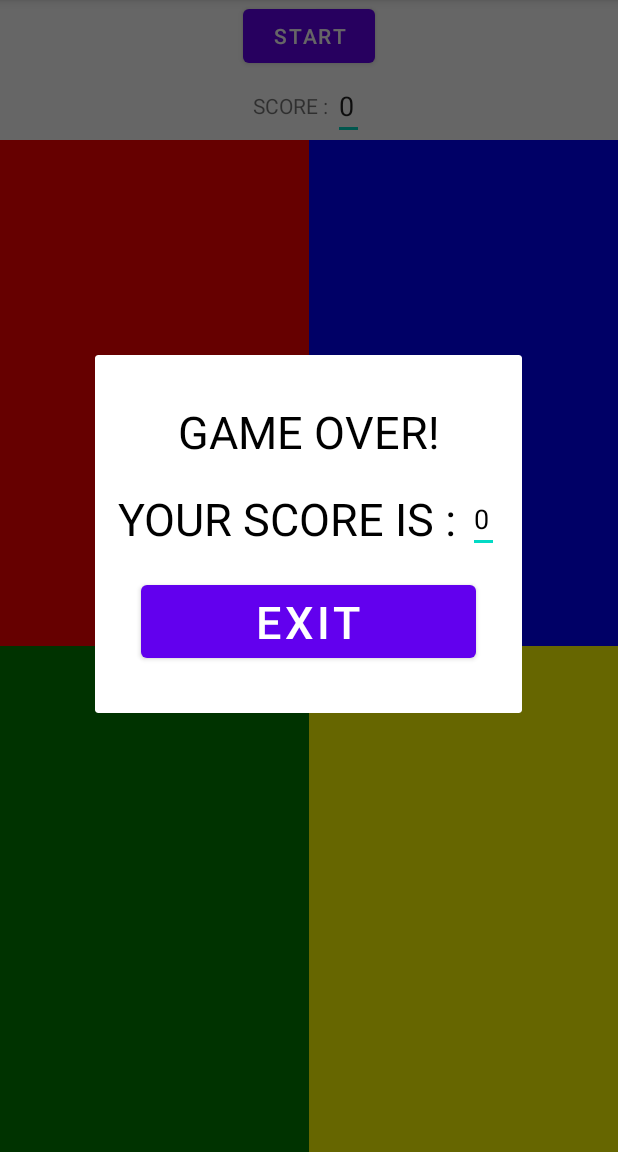
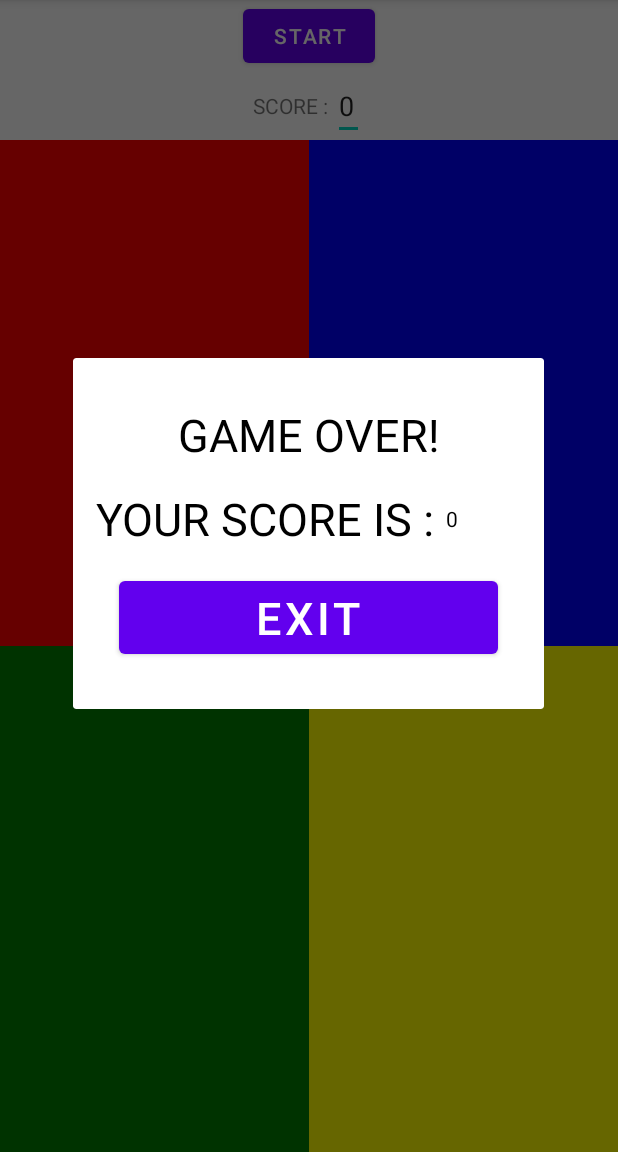
Before and after one commit to guyguy101/SIMON, an Android app: the PlayActivity screen opened directly, with no data from a screen before it, after a tap on an icon or button, on a phone screen of 412 x 824 dp, the part 84-1236 px from its top. Run offline under Robolectric (Android 15) with nearby library versions, the light colour scheme and no system bars; our stand-ins replace Firebase (no records; nobody signed in at launch, a user with empty details on screens opened directly); 1 statement that could not run was skipped.

Commit message:
FINAL VERSION 1.2

```diff
--- a/app/build.gradle
+++ b/app/build.gradle
@@ -31,6 +31,7 @@ android {
 
 dependencies {
 
+    implementation 'commons-validator:commons-validator:1.7'
     implementation 'androidx.appcompat:appcompat:1.5.1'
     implementation 'com.google.android.material:material:1.7.0'
     implementation 'androidx.constraintlayout:constraintlayout:2.1.4'
--- a/app/src/main/java/com/example/firebase/EasySimonGame.java
+++ b/app/src/main/java/com/example/firebase/EasySimonGame.java
@@ -55,6 +55,8 @@ public class EasySimonGame  {
         return score;
     }
 
+    public int getDelayMillist() {return DELAY_MILLIS;}
+
     public void setScore(int score) {
         this.score = score;
     }
@@ -67,6 +69,10 @@ public class EasySimonGame  {
         this.sequenceIndex = sequenceIndex;
     }
 
+    public void setButtons(ImageButton[] buttons) {this.buttons = buttons;}
+
+    public void setDELAY_MILLIS(int DELAY_MILLIS) {this.DELAY_MILLIS = DELAY_MILLIS;}
+
     public void addToSequence(int num){ //add number to sequence
         sequence.add(num);
     }
--- a/app/src/main/java/com/example/firebase/Guest.java
+++ b/app/src/main/java/com/example/firebase/Guest.java
@@ -13,7 +13,9 @@ public class Guest {
         this.nickname = name;
     }
 
+    public String getNickname(){return this.nickname;}
 
+    public void setNickname(String nickname) {this.nickname = nickname;}
 
     @Override
     public String toString() {
--- a/app/src/main/java/com/example/firebase/HardSimonGame.java
+++ b/app/src/main/java/com/example/firebase/HardSimonGame.java
@@ -14,10 +14,12 @@ import java.util.ArrayList;
 import java.util.Random;
 
 public class HardSimonGame extends EasySimonGame{
+
     private int scoreMultiplier = 2;
+
     public HardSimonGame(ImageButton[] buttons){
         super(buttons);
-        DELAY_MILLIS = 500;
+        DELAY_MILLIS = 250;
         score = 0;
         this.buttons = buttons;
 
--- a/app/src/main/java/com/example/firebase/OpenActivity.java
+++ b/app/src/main/java/com/example/firebase/OpenActivity.java
@@ -195,6 +195,7 @@ private UserDatabase dbHelper = new UserDatabase(this);
 
                                 finishAndRemoveTask();
                                 finishAffinity();
+                                System.exit(0);
                             }
 
                         })
--- a/app/src/main/java/com/example/firebase/PlayActivity.java
+++ b/app/src/main/java/com/example/firebase/PlayActivity.java
@@ -1,6 +1,6 @@
 package com.example.firebase;
 
-import static android.content.ContentValues.TAG;
+
 
 import androidx.appcompat.app.AppCompatActivity;
 
@@ -20,6 +20,8 @@ import android.view.View;
 import android.widget.Button;
 import android.widget.EditText;
 import android.widget.ImageButton;
+import android.widget.TextView;
+import android.widget.Toast;
 
 import com.google.firebase.auth.FirebaseAuth;
 import com.google.firebase.auth.FirebaseUser;
@@ -36,7 +38,7 @@ public class PlayActivity extends AppCompatActivity implements View.OnClickListe
 
     protected ImageButton[] buttons = new ImageButton[4];
     protected Button btnStart, btnGameOverExit;
-    protected EditText etScore, etFinalScore;
+    protected TextView etScore, etFinalScore;
     protected Dialog gameOverDialog;
     protected Intent intent;
     protected FirebaseUser firebaseUser;
@@ -45,6 +47,7 @@ public class PlayActivity extends AppCompatActivity implements View.OnClickListe
     protected Random random = new Random();
     EasySimonGame game;
     protected WifiReceiver wifiReceiver = new WifiReceiver();
+    private int buttonsPressed =0;
     @Override
     protected void onCreate(Bundle savedInstanceState) {
         super.onCreate(savedInstanceState);
@@ -92,6 +95,19 @@ public class PlayActivity extends AppCompatActivity implements View.OnClickListe
 
         } else if (view.getId() == R.id.btnStart) {
             startGame();
+            handler.postDelayed(() -> {
+                boolean buttonPressed = false;
+                for (ImageButton button : buttons) {
+                    if (button.isPressed()) {
+                        buttonPressed = true;
+                        break;
+                    }
+                }
+                if (!buttonPressed) {
+                    createGameOverDialog();
+                    Toast.makeText(this,"Timed out for not playing", Toast.LENGTH_LONG);
+                }
+            }, 10000);
         } else if(view.getId() == R.id.btnRed){
             //הקושי רמת לפי דיליי כמות עם הכפתור את להאיר
             handleButtonClick((ImageButton) view);
@@ -116,6 +132,7 @@ public class PlayActivity extends AppCompatActivity implements View.OnClickListe
             glowButton((ImageButton) view);
             handler.postDelayed(() -> unglowButton((ImageButton) view), game.DELAY_MILLIS);
         }
+
     }
 
     //region BroadcastReceiver
@@ -174,11 +191,11 @@ public class PlayActivity extends AppCompatActivity implements View.OnClickListe
     }
 
      protected void handleButtonClick(ImageButton button) {
-
          //כפתור על לחיצה עם המתמודדת פעולה
          //קל ממשחק יותר בשתיים תעלה התוצאה אז קשה מסוג המשחק אם
          //המשתמש נתוני את יעדכן רשום המשתמש אם
          //נפסלת אם משחק סיום דיאלוג יוצרת
+         ++buttonsPressed;
         if (game.getSequence().size() > 0 && button.getId() == buttons[game.getSequence().get(game.getSequenceIndex())].getId()) {
             game.setSequenceIndex(++game.sequenceIndex);
             if (game.getSequenceIndex() >= game.getSequence().size()) {
@@ -222,6 +239,17 @@ public class PlayActivity extends AppCompatActivity implements View.OnClickListe
         String userId = firebaseAuth.getCurrentUser().getUid();
         DatabaseReference maxScoreRef = FirebaseDatabase.getInstance().getReference("users").child(userId).child("maxScore");
 
+        UserDatabase dbHelper = new UserDatabase(PlayActivity.this);
+        SQLiteDatabase db = dbHelper.getWritableDatabase();
+        ContentValues values = new ContentValues();
+        values.put(UserDatabase.AMOUNT_BUTTONS_PRESSED, buttonsPressed);
+        String whereClause = UserDatabase.COLUMN_ID + "=?";
+        String[] whereArgs = {userId};
+        db.update(UserDatabase.TABLE_NAME, values, whereClause, whereArgs);
+        db.close();
+
+        buttonsPressed = 0;
+
         maxScoreRef.addListenerForSingleValueEvent(new ValueEventListener() {
             @Override
             public void onDataChange(DataSnapshot dataSnapshot) {
@@ -245,13 +273,13 @@ public class PlayActivity extends AppCompatActivity implements View.OnClickListe
 
             @Override
             public void onCancelled(DatabaseError databaseError) {
-                Log.e(TAG, "Error reading max score from database: " + databaseError.getMessage());
+
             }
         });
     }
     protected void createGameOverDialog(){
 
-        gameOverDialog = new Dialog(this);
+        gameOverDialog = new Dialog(PlayActivity.this);
         gameOverDialog.setContentView(R.layout.gameover_layout);
         gameOverDialog.setTitle("Game Over");
         gameOverDialog.setCancelable(false);
--- a/app/src/main/java/com/example/firebase/UserDatabase.java
+++ b/app/src/main/java/com/example/firebase/UserDatabase.java
@@ -15,6 +15,7 @@ public class UserDatabase extends SQLiteOpenHelper {
     public static final String COLUMN_EMAIL = "email";
     public static final String COLUMN_NICKNAME = "nickname";
     public static final String COLUMN_MAX_SCORE = "max_score";
+    public static final String AMOUNT_BUTTONS_PRESSED = "buttons_pressed";
     public static final String COLUMN_DATE_JOINED = "last_date_joined";
     public static final String COLUMN_LAST_DATE_PLAYED = "last_date_played";
 
@@ -24,6 +25,7 @@ public class UserDatabase extends SQLiteOpenHelper {
                     COLUMN_EMAIL + " TEXT NOT NULL, " +
                     COLUMN_NICKNAME + " TEXT NOT NULL, " +
                     COLUMN_MAX_SCORE + " INTEGER DEFAULT 0, " +
+                    AMOUNT_BUTTONS_PRESSED + " INTEGER DEFAULT 0, " +
                     COLUMN_DATE_JOINED + " TEXT, " +
                     COLUMN_LAST_DATE_PLAYED + " TEXT);";
 
@@ -38,6 +40,7 @@ public class UserDatabase extends SQLiteOpenHelper {
                 COLUMN_EMAIL + " TEXT," +
                 COLUMN_NICKNAME + " TEXT," +
                 COLUMN_MAX_SCORE + " INTEGER DEFAULT 0," +
+                AMOUNT_BUTTONS_PRESSED + " INTEGER DEFAULT 0, " +
                 COLUMN_DATE_JOINED + " TEXT," +
                 COLUMN_LAST_DATE_PLAYED + " TEXT" +
                 ")");
--- a/app/src/main/res/layout/gamemode_layout.xml
+++ b/app/src/main/res/layout/gamemode_layout.xml
@@ -14,7 +14,7 @@
         android:gravity="center"
         android:text="CHOOSE YOUR GAME MODE!"
         android:textColor="@color/black"
-        android:textSize="27sp"></TextView>
+        android:textSize="24sp"></TextView>
 
 
     <LinearLayout
--- a/app/src/main/res/layout/gameover_layout.xml
+++ b/app/src/main/res/layout/gameover_layout.xml
@@ -31,12 +31,12 @@
             android:textColor="@color/black"
             android:textSize="30dp"
             ></TextView>
-        <EditText
-            android:layout_width="wrap_content"
+        <TextView
+            android:layout_width="50dp"
             android:layout_height="wrap_content"
             android:textColor="@color/black"
             android:id="@+id/etFinalScore"
-            ></EditText>
+            ></TextView>
 
 
     </LinearLayout>
```
Also changed, not shown: app/src/main/java/com/example/firebase/MainActivity.java (+16 -19 lines), app/src/main/java/com/example/firebase/User.java (+6 -11 lines), app/src/main/res/layout/activity_about_app.xml (+4 -4 lines), app/src/main/res/menu/menu_main.xml (renamed from app/src/main/res/menu/main_menu.xml).
